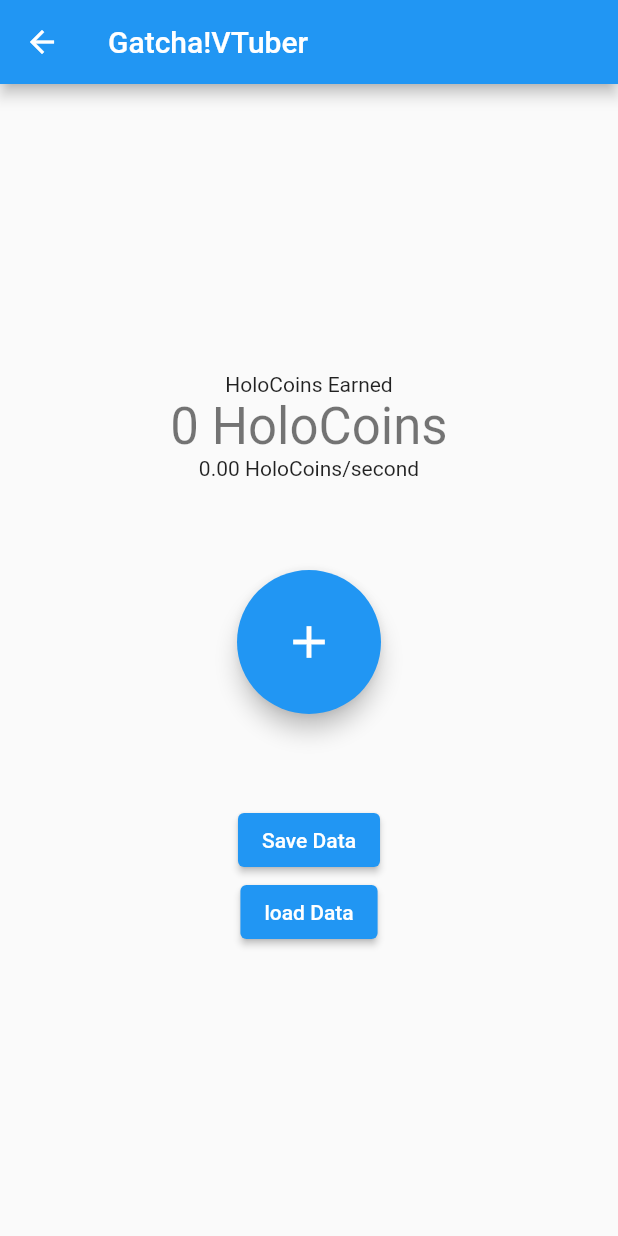
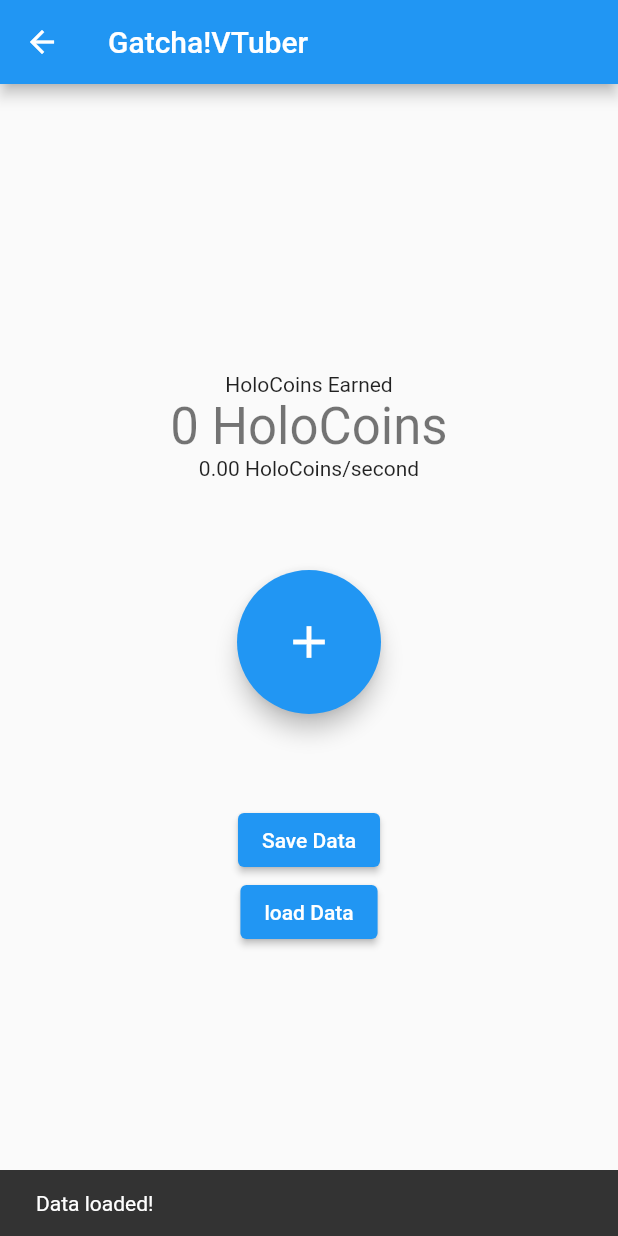
Before and after one commit to GlitchAmbush/mobile_proj, a Flutter app: the MainGame screen opened directly, after a tap on "load Data", on a phone screen of 412 x 824 dp. Run offline on Flutter 3.47's test engine with Material 2 defaults, Android fonts, the light colour scheme and no system bars; missing offline and left inert: dart_random_choice.

Commit message:
final fixes

```diff
--- a/lib/screens/achievements_page.dart
+++ b/lib/screens/achievements_page.dart
@@ -62,14 +62,14 @@ class _AchievementsPageState extends State<AchievementsPage> {
               ],
             ),
             child: Padding(
-              padding: const EdgeInsets.symmetric(horizontal: 16),
+              padding: const EdgeInsets.symmetric(horizontal: 14),
               child: Row(
                 mainAxisAlignment: MainAxisAlignment.spaceBetween,
                 children: [
                   Text(
                     'Achievement: ${user.achievements[index]}',
                     style: TextStyle(
-                      fontSize: 18,
+                      fontSize: 16,
                       fontWeight: FontWeight.bold,
                       color: Colors.grey[800],
                     ),
--- a/lib/screens/main_game.dart
+++ b/lib/screens/main_game.dart
@@ -88,7 +88,6 @@ class _MainGameState extends State<MainGame> {
     timer = Timer.periodic(const Duration(seconds: 1), (Timer t) {
       averageClicks();
       update();
-      loadSavedData();
     });
   }
 
@@ -109,11 +108,11 @@ class _MainGameState extends State<MainGame> {
     });
   }
 
-  Future<bool> loadSavedData() async {
+  Future<void> loadSavedData() async {
     Map<String, dynamic>? savedVariables = await readVariablesFromFile();
-
     try {
       if (savedVariables != null) {
+        setState(() {
           user.achievements = savedVariables['achievements'] as List<String>;
           user.collection = savedVariables['collection'] as List<String>;
           user.holoCoins = int.parse(savedVariables['holoCoins']);
@@ -121,12 +120,9 @@ class _MainGameState extends State<MainGame> {
           user.passiveIncome = int.parse(savedVariables['passiveIncome']);
           user.upgrades = Map<String, int>.from(
               savedVariables['upgrades'] as Map<String, dynamic>);
-        return true;
+        });
       }
-      return false;
-    } on Exception catch (e) {
-      return false;
-    }
+    } on Exception catch (_) {}
   }
 
   @override
@@ -167,13 +163,13 @@ class _MainGameState extends State<MainGame> {
                   child: const Text('Save Data')),
               ElevatedButton(
                   onPressed: () async {
-                    if (await loadSavedData()) {
+                    await loadSavedData().then((_) {
                       ScaffoldMessenger.of(context).showSnackBar(
                         const SnackBar(
                           content: Text('Data loaded!'),
                         ),
                       );
-                    }
+                    });
                   },
                   child: const Text('load Data'))
             ],
```
Lines whose indentation alone changed are shown as unchanged.
